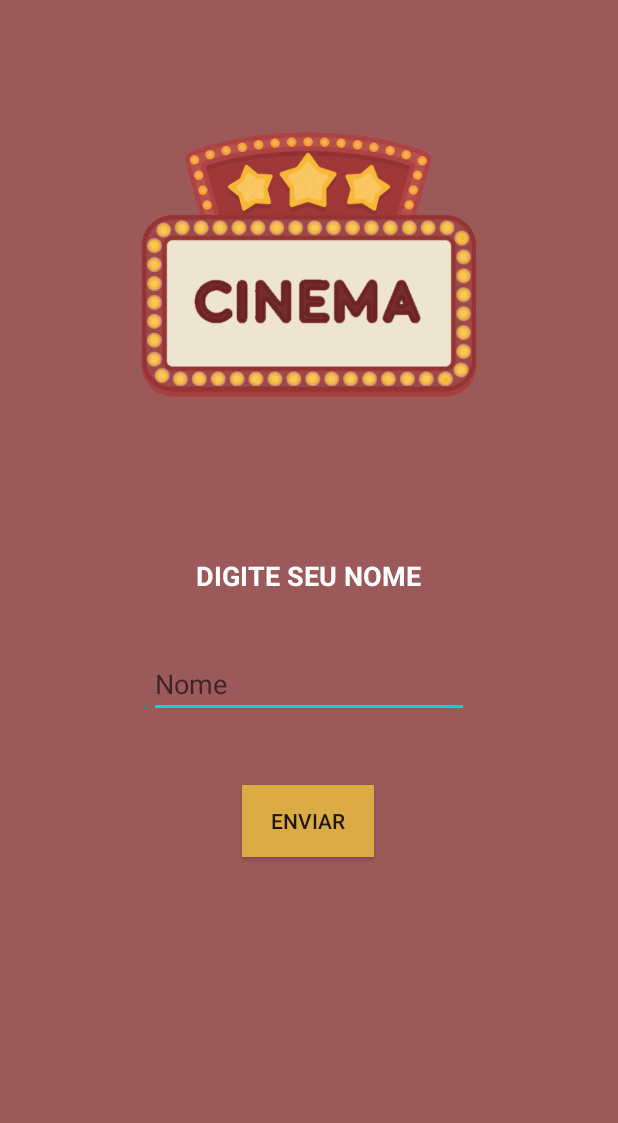
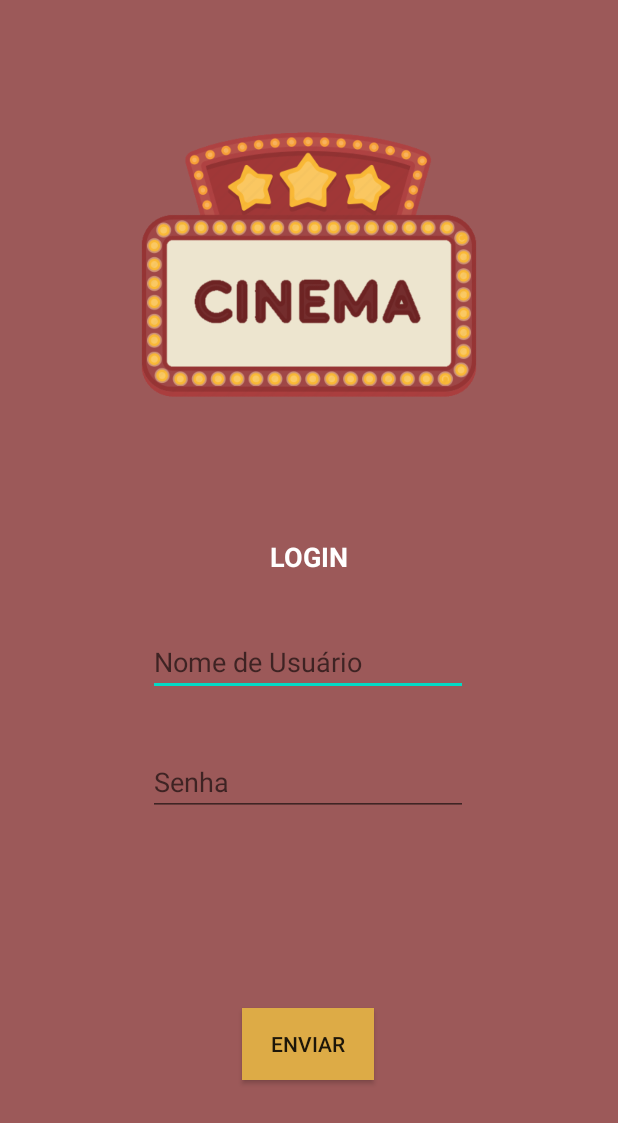
Before and after one commit to tamaxx/Cinema_app, an Android app: the screen it shows after launch (NomeActivity before the commit, LoginActivity after it), on a phone screen of 412 x 824 dp. Shown: the top 1123 px of the screen. Run offline under Robolectric (Android 15) with nearby library versions, the phone set to English and light mode, and no system bars.

Commit message:
SQLite Update

```diff
--- a/app/src/main/AndroidManifest.xml
+++ b/app/src/main/AndroidManifest.xml
@@ -11,7 +11,8 @@
         android:roundIcon="@mipmap/ic_launcher_round"
         android:supportsRtl="true"
         android:theme="@style/AppTheme">
-        <activity android:name=".NomeActivity">
+        <activity android:name=".ConsultaActivity"></activity>
+        <activity android:name=".LoginActivity">
             <intent-filter>
                 <action android:name="android.intent.action.MAIN" />
 
@@ -21,7 +22,7 @@
         <activity android:name=".UrgenteActivity" />
         <activity android:name=".LocalizacaoActivity" />
         <activity android:name=".FilmesActivity" />
-        <activity android:name=".MainActivity"/>
+        <activity android:name=".MainActivity" />
     </application>
 
 </manifest>
--- a/app/src/main/java/com/example/cinema_sensor/FilmesActivity.java
+++ b/app/src/main/java/com/example/cinema_sensor/FilmesActivity.java
@@ -9,11 +9,13 @@ import androidx.viewpager2.widget.MarginPageTransformer;
 import androidx.viewpager2.widget.ViewPager2;
 
 import android.content.Intent;
+import android.content.SharedPreferences;
 import android.os.Bundle;
 import android.os.Handler;
 import android.view.View;
 import android.widget.ImageButton;
 import android.widget.ImageView;
+import android.widget.Switch;
 import android.widget.TextView;
 
 import java.util.ArrayList;
--- a/app/src/main/java/com/example/cinema_sensor/NomeActivity.java
+++ b/app/src/main/java/com/example/cinema_sensor/LoginActivity.java
@@ -2,30 +2,45 @@ package com.example.cinema_sensor;
 
 import androidx.appcompat.app.AppCompatActivity;
 
+import android.content.Context;
 import android.content.Intent;
+import android.database.Cursor;
+import android.database.sqlite.SQLiteDatabase;
+import android.database.sqlite.SQLiteOpenHelper;
 import android.os.Bundle;
 import android.view.View;
 import android.widget.Button;
 import android.widget.EditText;
+import android.widget.Toast;
 
-public class NomeActivity extends AppCompatActivity {
+public class LoginActivity extends AppCompatActivity {
 
     public final static String NOME = "com.example.intent.MESSAGE";
     EditText txt_nome;
+    EditText txt_senha;
     Button btn_enviar;
 
     @Override
     protected void onCreate(Bundle savedInstanceState) {
         super.onCreate(savedInstanceState);
-        setContentView(R.layout.activity_nome);
+        setContentView(R.layout.activity_login);
     }
 
     public void EnviarNome(View v){
+        BDController crud = new BDController(getBaseContext());
         txt_nome = findViewById(R.id.txt_digitaNome);
+        txt_senha = findViewById(R.id.txt_digitaSenha);
         btn_enviar = findViewById(R.id.btn_enviar);
 
         Intent intent = new Intent(this, MainActivity.class);
         String nomeUsuario = txt_nome.getText().toString();
+        String senhaUsuario = txt_senha.getText().toString();
+        String resultado;
+
+        resultado = crud.insereDado(nomeUsuario, senhaUsuario);
+
+        Toast.makeText(getApplicationContext(), resultado, Toast.LENGTH_LONG).show();
+
         intent.putExtra(NOME, nomeUsuario);
         if(nomeUsuario.length() > 2){
             startActivity(intent);
--- a/app/src/main/java/com/example/cinema_sensor/MainActivity.java
+++ b/app/src/main/java/com/example/cinema_sensor/MainActivity.java
@@ -24,11 +24,13 @@ public class MainActivity extends AppCompatActivity implements SensorEventListen
         super.onCreate(savedInstanceState);
         setContentView(R.layout.activity_main);
 
+        // this.deleteDatabase(LoginHelper.BANCO_DADOS);
+
         Bundle extras = getIntent().getExtras();
         TextView nome_digitado = findViewById(R.id.txt_nomeUsuario);
 
         if(extras != null){
-            String msgnome = extras.getString(NomeActivity.NOME);
+            String msgnome = extras.getString(LoginActivity.NOME);
             nome_digitado.setText("Bem-vindo(a), " + msgnome);
         }
 
@@ -85,8 +87,12 @@ public class MainActivity extends AppCompatActivity implements SensorEventListen
         Intent intentLocalizacao = new Intent(this, LocalizacaoActivity.class);
         startActivity(intentLocalizacao);
     }
-    public void RedirecionarUrgente(View v){
+    public void RedirecionarUrgente(View v) {
         Intent intentUrgente = new Intent(this, UrgenteActivity.class);
         startActivity(intentUrgente);
     }
+    public void RedirecionarConsulta(View v) {
+        Intent intentConsulta = new Intent(this, ConsultaActivity.class);
+        startActivity(intentConsulta);
+    }
 }
--- a/app/src/main/java/com/example/cinema_sensor/SliderAdapter.java
+++ b/app/src/main/java/com/example/cinema_sensor/SliderAdapter.java
@@ -1,5 +1,6 @@
 package com.example.cinema_sensor;
 
+import android.content.SharedPreferences;
 import android.transition.Slide;
 import android.view.LayoutInflater;
 import android.view.View;
--- a/app/src/main/res/layout/activity_nome.xml
+++ b/app/src/main/res/layout/activity_login.xml
@@ -5,7 +5,7 @@
     android:layout_width="match_parent"
     android:layout_height="match_parent"
     android:background="#CC853131"
-    tools:context="com.example.cinema_sensor.NomeActivity">
+    tools:context="com.example.cinema_sensor.LoginActivity">
 
     <ImageView
         android:id="@+id/imageView7"
@@ -28,9 +28,10 @@
         android:textColor="#FFFFFF"
         app:layout_constraintBottom_toBottomOf="parent"
         app:layout_constraintEnd_toEndOf="parent"
+        app:layout_constraintHorizontal_bias="0.497"
         app:layout_constraintStart_toStartOf="parent"
         app:layout_constraintTop_toBottomOf="@+id/textView9"
-        app:layout_constraintVertical_bias="0.097" />
+        app:layout_constraintVertical_bias="0.09" />
 
     <TextView
         android:id="@+id/textView9"
@@ -42,15 +43,15 @@
         android:textStyle="bold"
         app:layout_constraintBottom_toBottomOf="parent"
         app:layout_constraintEnd_toEndOf="parent"
-        app:layout_constraintHorizontal_bias="0.498"
         app:layout_constraintStart_toStartOf="parent"
         app:layout_constraintTop_toBottomOf="@+id/imageView7"
-        app:layout_constraintVertical_bias="0.13" />
+        app:layout_constraintVertical_bias="0.105" />
 
     <Button
         android:id="@+id/btn_enviar"
         android:layout_width="wrap_content"
         android:layout_height="wrap_content"
+        android:layout_marginBottom="104dp"
         android:background="#DDAB46"
         android:onClick="EnviarNome"
         android:text="@string/botao_enviar"
@@ -58,6 +59,20 @@
         app:layout_constraintEnd_toEndOf="parent"
         app:layout_constraintHorizontal_bias="0.498"
         app:layout_constraintStart_toStartOf="parent"
+        app:layout_constraintTop_toBottomOf="@+id/txt_digitaSenha"
+        app:layout_constraintVertical_bias="1.0" />
+
+    <EditText
+        android:id="@+id/txt_digitaSenha"
+        android:layout_width="wrap_content"
+        android:layout_height="wrap_content"
+        android:ems="10"
+        android:hint="@string/desc_pag_senha"
+        android:inputType="textPassword"
+        app:layout_constraintBottom_toBottomOf="parent"
+        app:layout_constraintEnd_toEndOf="parent"
+        app:layout_constraintHorizontal_bias="0.497"
+        app:layout_constraintStart_toStartOf="parent"
         app:layout_constraintTop_toBottomOf="@+id/txt_digitaNome"
-        app:layout_constraintVertical_bias="0.151" />
+        app:layout_constraintVertical_bias="0.11" />
 </androidx.constraintlayout.widget.ConstraintLayout>
--- a/app/src/main/res/values/strings.xml
+++ b/app/src/main/res/values/strings.xml
@@ -5,12 +5,13 @@
     <string name="titulo_pag_contato">CONTATO</string>
     <string name="titulo_pag_localizacao">LOCALIZAÇÃO</string>
     <string name="titulo_pag_urgente">URGENTE</string>
-    <string name="titulo_pag_nome">DIGITE SEU NOME</string>
+    <string name="titulo_pag_nome">LOGIN</string>
     <string name="desc_pag_filme">Esses são alguns dos filmes em cartaz. Selecione aquele que te instiga e leia mais sobre</string>
     <string name="desc_pag_contato">Aqui estão algumas formas de nos encontrar. Não hesite em contatar-nos! </string>
     <string name="desc_pag_localizacao">Estamos aqui! Venha nos visitar e prestigiar o melhor do cinema. Verifique sua proximidade a nossso estabelecimento e acesse sua localização pelo Google Maps</string>
     <string name="desc_pag_urgente">Mantenha-se atualizado(a) sobre novas informações do mundo do cinema e do audiovisual</string>
-    <string name="desc_pag_nome">Nome</string>
+    <string name="desc_pag_nome">Nome de Usuário</string>
+    <string name="desc_pag_senha">Senha</string>
     <string name="proximidade">Verificar Proximidade</string>
     <string name="desc_filme">Gêneros</string>
     <string name="site">Acesse nosso site clicando aqui!</string>
@@ -20,4 +21,5 @@
     <string name="botao_enviar">Enviar</string>
     <string name="texto_urgente">Devido à situação atual do Mundo e principalmente do Brasil em relação ao novo coronavírus, muitos cinemas estão fechados! Mantenha-se atualizado sobre a situação do país e do Covid-19 no site oficial do governo. Lembre-se: o conhecimento é essencial em tempos como esse!</string>
     <string name="botao_acessar">ACESSAR</string>
+    <string name="botao_favoritar">FAVORITO</string>
 </resources>
```
Also changed, not shown: app/src/main/java/com/example/cinema_sensor/ConsultaActivity.java (added, +34 -0 lines), app/src/main/res/layout/activity_consulta.xml (added, +16 -0 lines), app/src/main/res/layout/activity_main.xml (+10 -0 lines), app/src/main/res/layout/popup.xml (+6 -5 lines).
